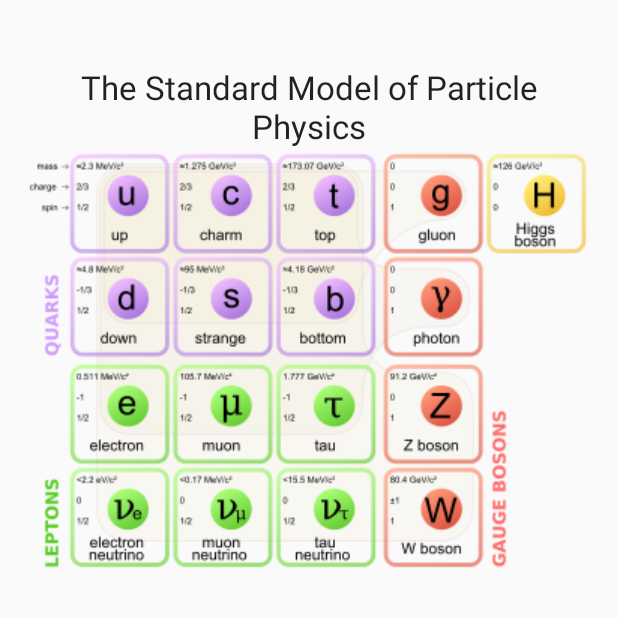
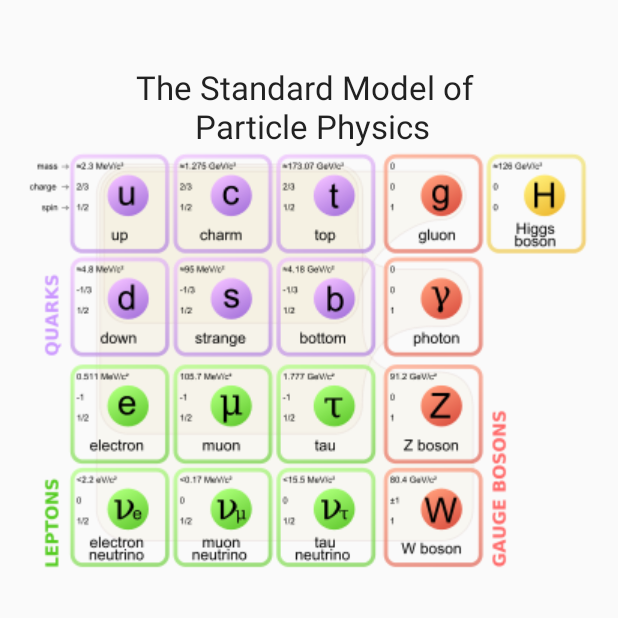
Before and after one commit to dnlwng243/quirky-quarks, an Android app: the StandardModel screen opened directly, with no data from a screen before it, on a phone screen of 412 x 824 dp, the top half of it. Run offline under Robolectric (Android 15) with nearby library versions, the phone set to English and light mode, and no system bars.

Commit message:
"changed alignment of standard model title"

```diff
--- a/app/src/main/res/layout/activity_standard_model.xml
+++ b/app/src/main/res/layout/activity_standard_model.xml
@@ -23,12 +23,11 @@
         android:layout_width="wrap_content"
         android:layout_height="wrap_content"
         android:textAppearance="?android:attr/textAppearanceLarge"
-        android:text="The Standard Model of Particle Physics"
+        android:text="The Standard Model of \n Particle Physics"
         android:id="@+id/textView"
         android:textAlignment="center"
+        android:layout_marginTop="27dp"
         android:layout_alignParentTop="true"
-        android:layout_alignParentLeft="true"
-        android:layout_alignParentStart="true"
-        android:layout_marginTop="27dp" />
+        android:layout_centerHorizontal="true" />
 
 </RelativeLayout>
```
Also changed, not shown: 2 other files.
